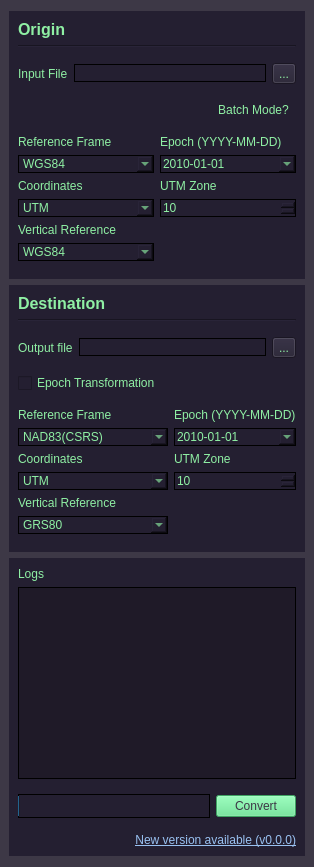
The window that las_trx/resources/mainwindow.ui (HakaiInstitute/LAS-TRX) describes before a commit, drawn with Qt 5.
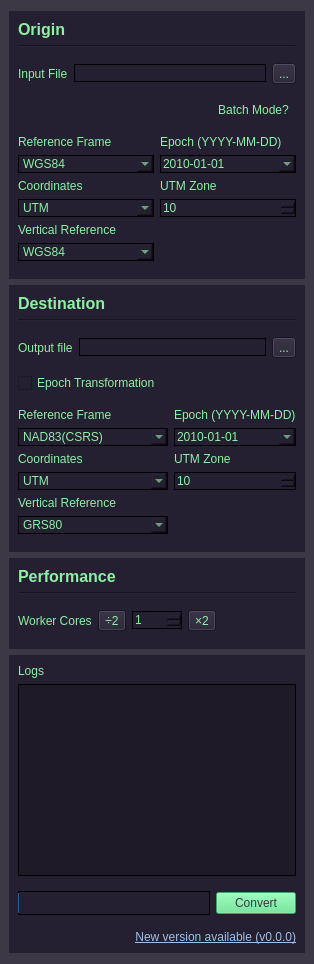
The same window after the commit.

Commit message: Make number of workers configurable

What changed in the file:
```diff
--- a/las_trx/resources/mainwindow.ui
+++ b/las_trx/resources/mainwindow.ui
@@ -769,6 +769,104 @@
      </layout>
     </widget>
    </item>
+   <item>
+    <widget class="QFrame" name="frame_performance">
+     <property name="styleSheet">
+      <string notr="true">background-color: rgb(36, 31, 49)</string>
+     </property>
+     <layout class="QVBoxLayout" name="verticalLayout_7">
+      <item>
+       <widget class="QLabel" name="label_performance">
+        <property name="sizePolicy">
+         <sizepolicy hsizetype="Preferred" vsizetype="Fixed">
+          <horstretch>0</horstretch>
+          <verstretch>0</verstretch>
+         </sizepolicy>
+        </property>
+        <property name="font">
+         <font>
+          <pointsize>12</pointsize>
+          <weight>75</weight>
+          <bold>true</bold>
+         </font>
+        </property>
+        <property name="text">
+         <string>Performance</string>
+        </property>
+       </widget>
+      </item>
+      <item>
+       <widget class="Line" name="line_performance">
+        <property name="orientation">
+         <enum>Qt::Horizontal</enum>
+        </property>
+       </widget>
+      </item>
+      <item>
+       <widget class="QWidget" name="widget_worker_cores" native="true">
+        <layout class="QHBoxLayout" name="horizontalLayout_5">
+         <property name="leftMargin">
+          <number>0</number>
+         </property>
+         <property name="rightMargin">
+          <number>0</number>
+         </property>
+         <item>
+          <widget class="QLabel" name="label_worker_cores">
+           <property name="text">
+            <string>Worker Cores</string>
+           </property>
+           <property name="buddy">
+            <cstring>spinBox_worker_cores</cstring>
+           </property>
+          </widget>
+         </item>
+         <item>
+          <widget class="QToolButton" name="toolButton_halve_cores">
+           <property name="text">
+            <string>÷2</string>
+           </property>
+          </widget>
+         </item>
+         <item>
+          <widget class="QSpinBox" name="spinBox_worker_cores">
+           <property name="styleSheet">
+            <string notr="true">border : 1px solid black;</string>
+           </property>
+           <property name="minimum">
+            <number>1</number>
+           </property>
+           <property name="maximum">
+            <number>1024</number>
+           </property>
+          </widget>
+         </item>
+         <item>
+          <widget class="QToolButton" name="toolButton_double_cores">
+           <property name="text">
+            <string>×2</string>
+           </property>
+          </widget>
+         </item>
+         <item>
+          <spacer name="horizontalSpacer_2">
+           <property name="orientation">
+            <enum>Qt::Horizontal</enum>
+           </property>
+           <property name="sizeHint" stdset="0">
+            <size>
+             <width>40</width>
+             <height>20</height>
+            </size>
+           </property>
+          </spacer>
+         </item>
+        </layout>
+       </widget>
+      </item>
+     </layout>
+    </widget>
+   </item>
    <item>
     <widget class="QWidget" name="widget_logs" native="true">
      <property name="styleSheet">
```
Left out of the diff: 3 changed lines with no effect on the pictures. The commit also changes 3 other files.
